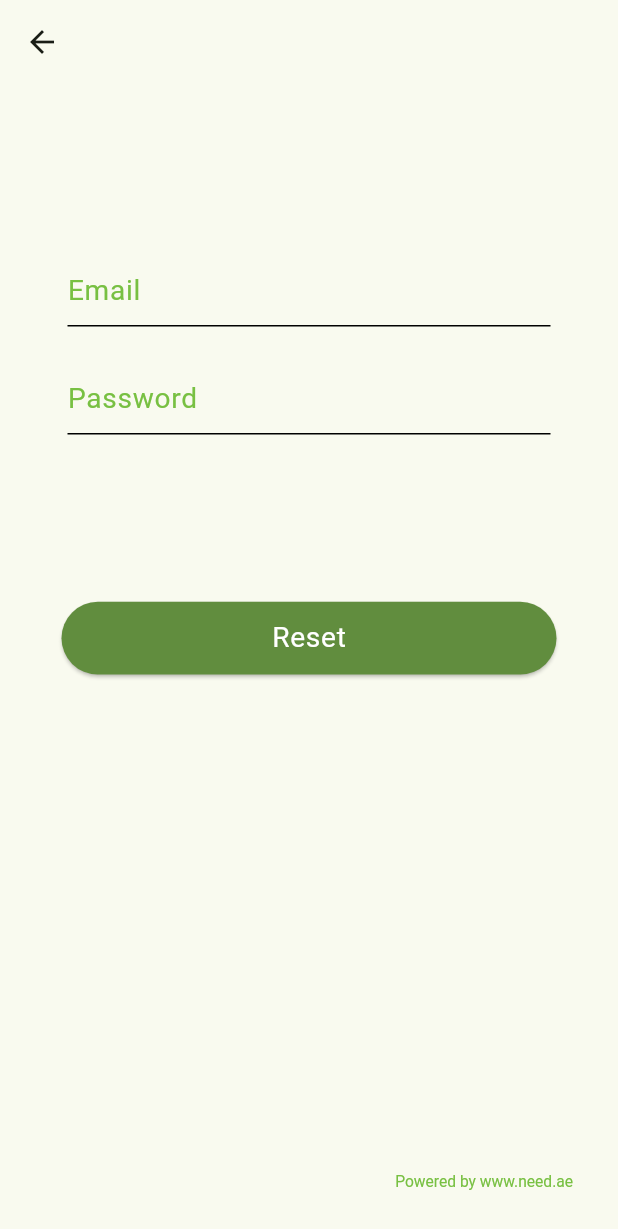
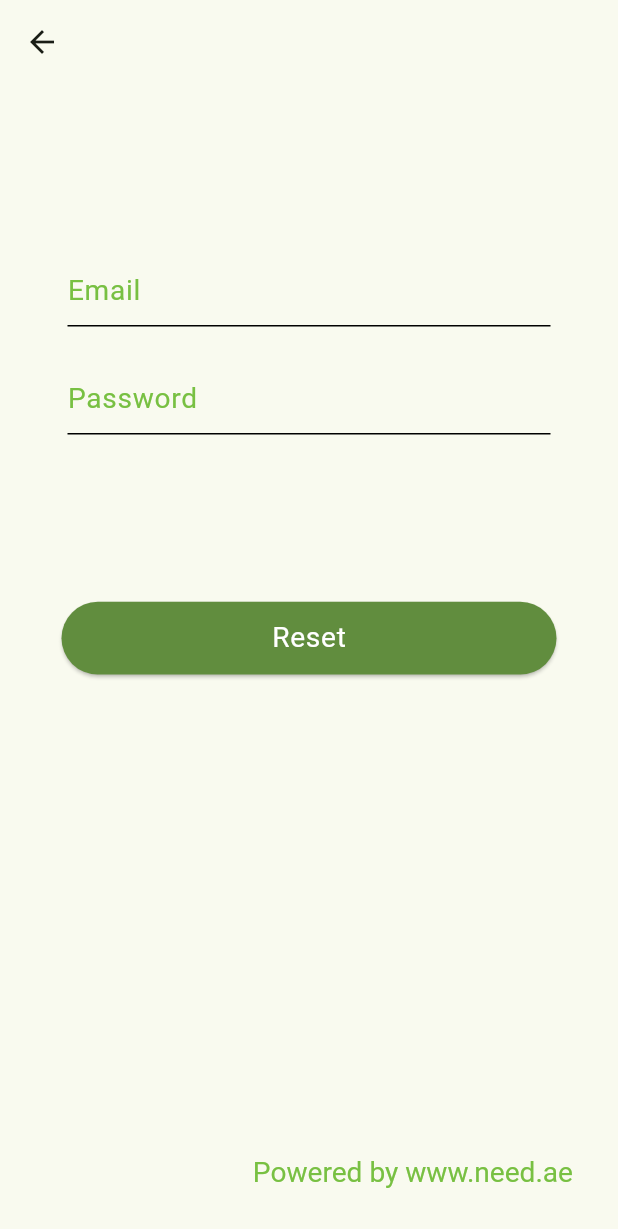
Before and after one commit to Mahmoudali11/NeedCustomerUAE, a Flutter app: the ForgetPassword screen opened directly, on a phone screen of 412 x 824 dp. Shown: the top 1229 px of the screen. Run offline on Flutter 3.47's test engine with Material 3 defaults, Android fonts, the phone set to English and light mode, and no system bars; our stand-ins replace bloc, cached_network_image, country_code_picker, flutter_bloc, image_picker and 1 more; missing offline and left inert: dart:ffi, map_location_picker; accounts and stored records are empty; network calls fail.

```diff
--- a/lib/bl/blocs/theme/app_theme_cubit.dart
+++ b/lib/bl/blocs/theme/app_theme_cubit.dart
@@ -43,12 +43,15 @@ class AppTheme extends Cubit<AppThemeState> {
       ));
 
   updateTheme(BuildContext context) {
-    double scale = (MediaQuery.sizeOf(context).width / 360) * .91;
+    final width=MediaQuery.sizeOf(context).width;
+    double scale = (width / 360) * (width>500? 0.67:.91) ;
+
     if(scale<=0){
       scale=.9;
     }
     ThemeData appTheme = ThemeData(
         useMaterial3: true,
+        iconTheme: IconThemeData(size: _eLargeFS.toDouble()*scale*2),
         colorScheme: ColorScheme.fromSeed(seedColor: AppTheme.mainColor,background: AppTheme.white),   textTheme: TextTheme(
           headlineLarge:
               TextStyle(fontSize: _eLargeFS * scale, fontWeight: FontWeight.w700,color: blackColor),
@@ -57,8 +60,8 @@ class AppTheme extends Cubit<AppThemeState> {
           bodyLarge: TextStyle(fontSize: _eMediumFS * scale,fontWeight: FontWeight.w400, color: blackColor),
           bodyMedium: TextStyle(fontSize: _mediumFS * scale,fontWeight: FontWeight.w400, color: blackColor),
           bodySmall: TextStyle(fontSize: _mediumFS * scale,fontWeight: FontWeight.w400, color: blackColor),
-          titleLarge: TextStyle(fontSize: _smallFS * scale,fontWeight: FontWeight.w400, color: blackColor),
-          titleMedium:              TextStyle(fontSize: _eSmallFS * scale,fontWeight: FontWeight.w300, color: blackColor),
+          titleLarge: TextStyle(fontSize: _eMediumFS * scale,fontWeight: FontWeight.w400, color: blackColor),
+          titleMedium:              TextStyle(fontSize: _smallFS * scale,fontWeight: FontWeight.w300, color: blackColor),
 
       titleSmall:
               TextStyle(fontSize: _eSmallFS * scale,fontWeight: FontWeight.w300, color: blackColor),
--- a/lib/l10n/intl_en.arb
+++ b/lib/l10n/intl_en.arb
@@ -67,5 +67,8 @@
   "details": "Details",
   "thisPaymentMethodNotAvailableNow": "This payment method, not available now",
   "noPreviousBookingTryNewBooking": "No previous booking try new booking",
-  "facilities": "Facilities"
+  "facilities": "Facilities",
+  "setToPaid": "Set To Paid",
+  "bookNow": "Book Now",
+  "bookDetails": "Book Details"
 }
--- a/lib/main.dart
+++ b/lib/main.dart
@@ -34,6 +34,7 @@ class MyApp extends StatelessWidget {
           return BlocBuilder<AppLanguageCubit, Locale>(
             builder: (context, state) {
               return MaterialApp(
+                locale: const Locale("en"),
                 title: 'Need Customer',
                 debugShowCheckedModeBanner: false,
                 theme: BlocProvider
--- a/lib/ui/views/accounts/foget_password.dart
+++ b/lib/ui/views/accounts/foget_password.dart
@@ -59,7 +59,6 @@ class _ForgetPasswordState extends State<ForgetPassword> {
         width: double.maxFinite,
         child: Column(
           children: [
-
             const VerticalSpace(spaceType: SpaceType.l),
             CustomFormField(
               controller: email,
@@ -78,23 +77,32 @@ class _ForgetPasswordState extends State<ForgetPassword> {
                     navigationManager.popCurrent();
 
                     ShowCustom(context).showSnack(S.of(context).resetEmailSent);
-
                   } else if (state.reqStatus == ReqStatus.fail) {
-                    ShowCustom(context)
-                        .showSnack("${S.of(context).operationFailed} ${state.errorMessage}");
+                    ShowCustom(context).showSnack(
+                        "${S.of(context).operationFailed} ${state.errorMessage}");
                   }
                 },
-                child:Container()
-            ),
+                child: Container()),
             const VerticalSpace(
               spaceType: SpaceType.el,
             ),
-            MainButton(
-              name: S.of(context).reset,
-              action: () {
-                _accountCubit.resetPasswordByEmail(ResetPasswordEmailReq(
-                    email: email.text, newPassword: newPassword.text));
-               },
+            BlocBuilder<AccountCubit, AccountState>(
+              buildWhen: (o, n) => n.latestAcE == LatestAcE.resetPassword,
+              builder: (context, state) {
+                return state.reqStatus == ReqStatus.inProgress
+                    ? const Center(
+                        child: CircularProgressIndicator(),
+                      )
+                    : MainButton(
+                        name: S.of(context).reset,
+                        action: () {
+                          _accountCubit.resetPasswordByEmail(
+                              ResetPasswordEmailReq(
+                                  email: email.text,
+                                  newPassword: newPassword.text));
+                        },
+                      );
+              },
             ),
             const Spacer(),
             Align(
--- a/lib/ui/views/app_navigation.dart
+++ b/lib/ui/views/app_navigation.dart
@@ -93,14 +93,18 @@ class _AppNavBarState extends State<AppNavBar> {
           padding: AppTheme.paddingMarginL.copyWith(top: 15),
           child: items[currentIndex]),
       bottomNavigationBar: BottomNavigationBar(
-        iconSize: 25,
         currentIndex: currentIndex,
         selectedItemColor: AppTheme.secondColor,
+        selectedFontSize:Theme.of(context).textTheme.bodyMedium!.fontSize!,
+
+        iconSize: Theme.of(context).textTheme.headlineSmall!.fontSize!,
+
         onTap: onTapItem,
         items: [
           BottomNavigationBarItem(
               label: title[currentIndex],
               icon: Icon(
+
                 Icons.home,
                 color: currentIndex == 0 ? AppTheme.mainColor : AppTheme.grey,
               )),
--- a/lib/ui/views/booking/book_service.dart
+++ b/lib/ui/views/booking/book_service.dart
@@ -116,7 +116,7 @@ class _BookServiceState extends State<BookService> {
                         context: context,
                         initialDate: DateTime.now(),
                         firstDate: DateTime.now(),
-                        lastDate: DateTime(2025),
+                        lastDate: DateTime(2050),
                       );
                       if (d != null) {
                         setState(() {
--- a/lib/ui/views/service/services_main.dart
+++ b/lib/ui/views/service/services_main.dart
@@ -86,9 +86,11 @@ class _ServiceCategoryState extends State<ServiceCategory> {
                                         AppTheme.borderRS),
                                     border:
                                         Border.all(color: AppTheme.mainColor)),
-                                child: Center(
+                                child: Padding(
+                                  padding: const EdgeInsets.all(20),
                                     child: Row(
                                   mainAxisSize: MainAxisSize.min,
+
                                   children: [
                                     const Icon(
                                       Icons.settings,
--- a/lib/ui/widgets/custom_form-fild.dart
+++ b/lib/ui/widgets/custom_form-fild.dart
@@ -65,6 +65,7 @@ class CustomFormField extends StatelessWidget {
                       onTap: tapOnIconOnly==true?onTap: null,
                       child: Icon(
                         iconData,
+                        size: Theme.of(context).textTheme.headlineMedium!.fontSize!,
                         color: AppTheme.mainColor,
                       ),
                     ),
--- a/lib/ui/widgets/password-form-field.dart
+++ b/lib/ui/widgets/password-form-field.dart
@@ -63,6 +63,8 @@ class _PasswordTextFieldState extends State<PasswordTextField> {
             focusColor: AppTheme.mainColor,
             onPressed: changeVisibility,
             icon: Icon(
+              size: Theme.of(context).textTheme.headlineMedium!.fontSize!,
+
               isSecure ? Icons.visibility_off : Icons.visibility,
               color: AppTheme.mainColor,
               // color: AppTheme.iconColor,
--- a/pubspec.yaml
+++ b/pubspec.yaml
@@ -16,7 +16,7 @@ publish_to: 'none' # Remove this line if you wish to publish to pub.dev
 # https://developer.apple.com/library/archive/documentation/General/Reference/InfoPlistKeyReference/Articles/CoreFoundationKeys.html
 # In Windows, build-name is used as the major, minor, and patch parts
 # of the product and file versions while build-number is used as the build suffix.
-version: 1.2.8+2
+version: 1.2.9+7
 
 environment:
   sdk: '>=3.1.0 <4.0.0'
```
Also changed, not shown: lib/ui/views/booking/booking_summry.dart (+38 -6 lines), lib/ui/views/paymnet/payment_status.dart (+15 -0 lines), lib/generated/intl/messages_en.dart, lib/generated/l10n.dart, 3 other files.
